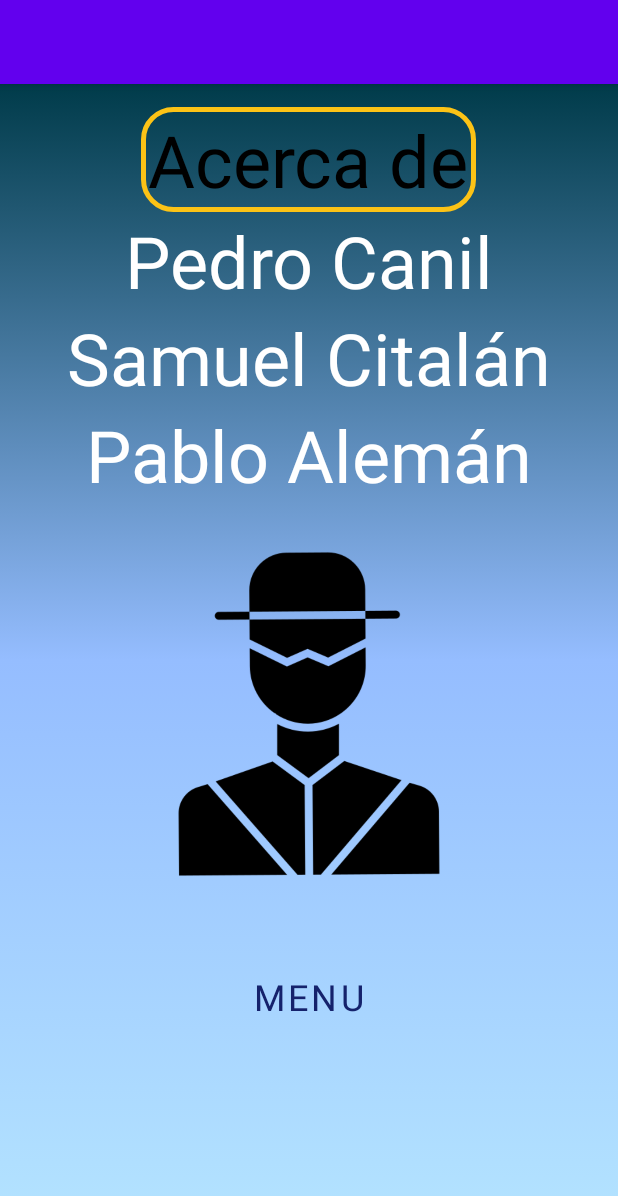
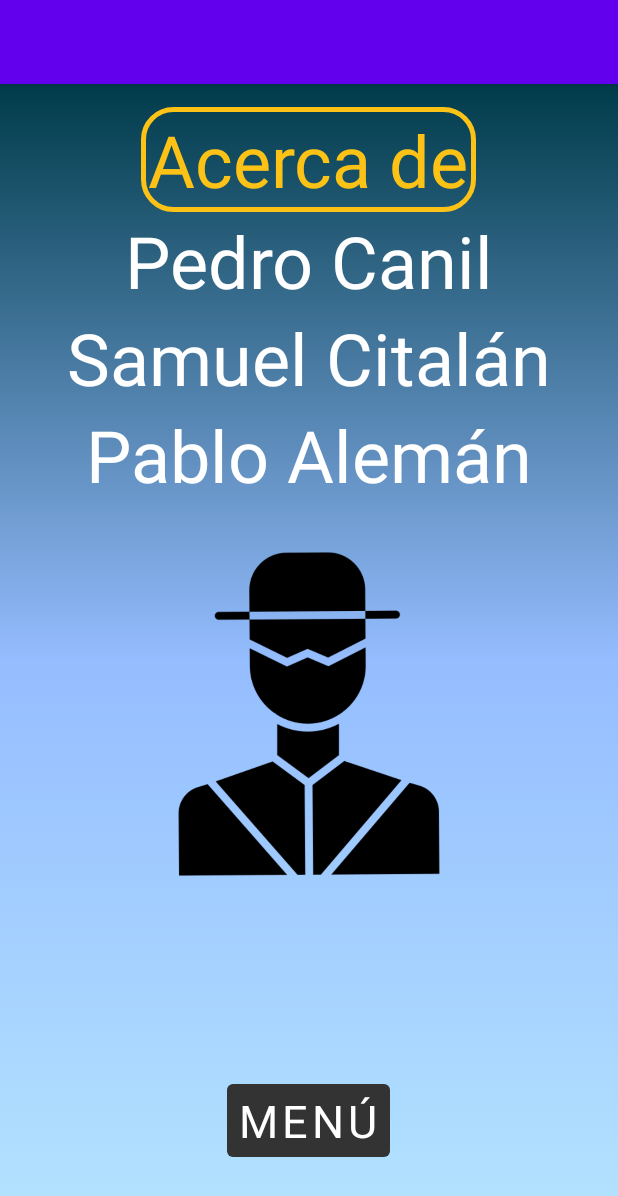
Before and after one commit to paleman2019222/AppPreguntas2.0, an Android app: the AboutUs screen opened directly, with no data from a screen before it, on a phone screen of 412 x 824 dp. Shown: the top 1196 px of the screen. Run offline under Robolectric (Android 15) with nearby library versions, the phone set to English and light mode, and no system bars; Roboto replaces fonts that are not available here.

Commit message:
cambios en about us

```diff
--- a/app/src/main/res/layout/activity_about_us.xml
+++ b/app/src/main/res/layout/activity_about_us.xml
@@ -19,7 +19,7 @@
         android:background="@drawable/borde"
         android:fontFamily="@font/hanalei_fill"
         android:text="Acerca de"
-        android:textColor="#000000"
+        android:textColor="#FCC316"
         android:textSize="48sp" />
 
     <TextView
@@ -56,16 +56,17 @@
         android:src="@drawable/villano" />
 
     <com.google.android.material.button.MaterialButton
-        android:id="@+id/button"
-        android:layout_width="171dp"
-        android:layout_height="95dp"
-        android:background="#00FFFFFF"
+        android:id="@+id/btn_menu"
+        style="@style/Widget.MaterialComponents.Button.TextButton.Icon"
+        android:layout_width="wrap_content"
+        android:layout_height="wrap_content"
+        android:layout_marginTop="100dp"
         android:fontFamily="@font/hanalei_fill"
-        android:text="MENU"
-        android:textColor="#15226C"
-        android:textSize="24sp"
-        app:backgroundTint="#00FFFFFF"
-        app:strokeColor="#00FFFFFF" />
+        android:onClick="toast"
+        android:text="Menú"
+        android:textColor="@color/white"
+        android:textSize="30dp"
+        app:backgroundTint="#333333" />
 
 
 </LinearLayout>
```
